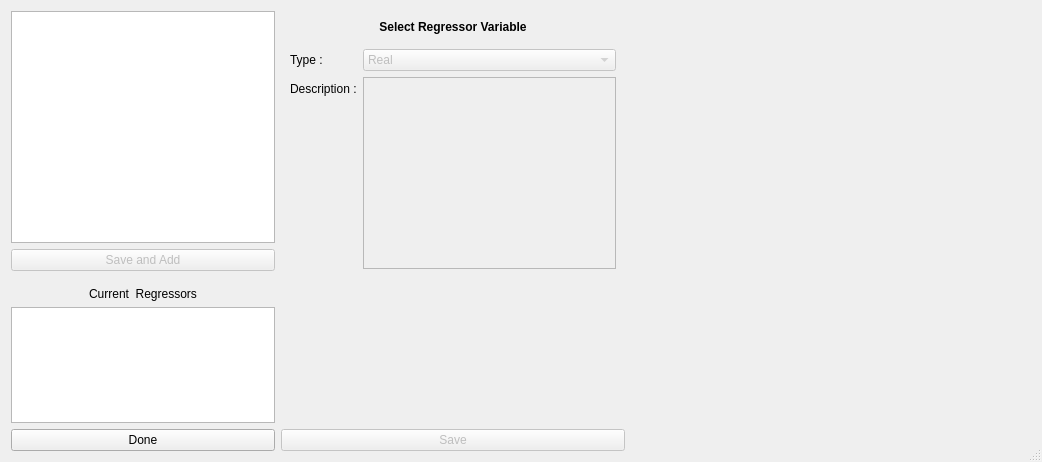
diego0020/braviz-app, file braviz/interaction/qt_guis/regressors_select.ui: the form before one commit.
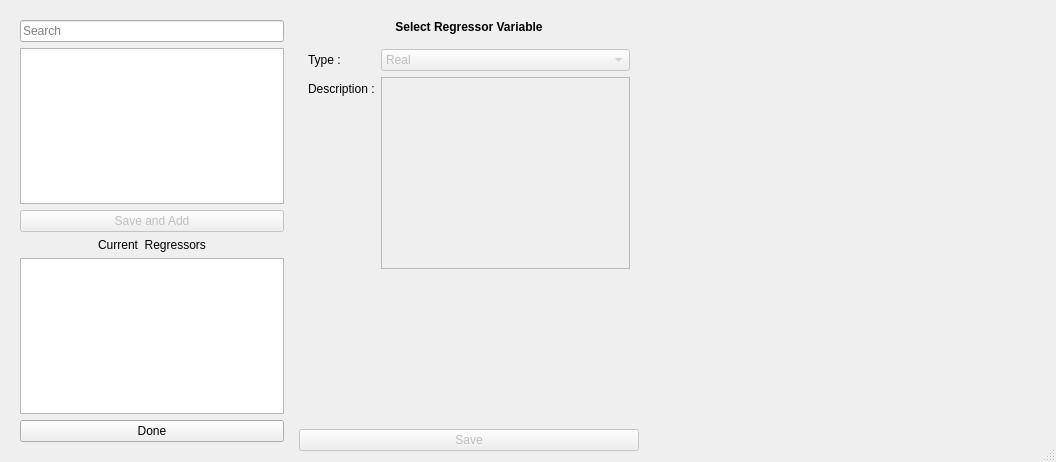
The form after the commit.

Commit message: search boxes

Diff of the .ui file:
```diff
--- a/braviz/interaction/qt_guis/regressors_select.ui
+++ b/braviz/interaction/qt_guis/regressors_select.ui
@@ -34,10 +34,14 @@
      <property name="frameShadow">
       <enum>QFrame::Raised</enum>
      </property>
-     <layout class="QVBoxLayout" name="verticalLayout_2" stretch="2,0,0,0,1,0">
-      <property name="margin">
-       <number>0</number>
-      </property>
+     <layout class="QVBoxLayout" name="verticalLayout_2">
+      <item>
+       <widget class="QLineEdit" name="search_box">
+        <property name="placeholderText">
+         <string>Search</string>
+        </property>
+       </widget>
+      </item>
       <item>
        <widget class="QTableView" name="tableView">
         <property name="sizePolicy">
```
Left out of the diff: 11 changed lines with no effect on the pictures. The commit also changes 8 other files.
